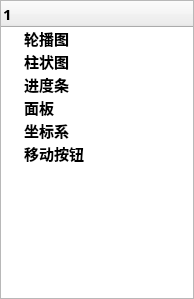
Qt form maincontent/controltreewidget.ui (YYC572652645/QCoolPage) before a commit.
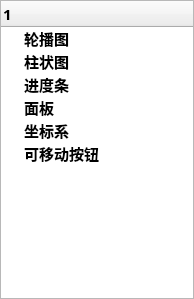
The same form after that commit.

```diff
--- a/maincontent/controltreewidget.ui
+++ b/maincontent/controltreewidget.ui
@@ -71,7 +71,7 @@
      </item>
      <item>
       <property name="text">
-       <string>移动按钮</string>
+       <string>可移动按钮</string>
       </property>
      </item>
     </widget>
```
